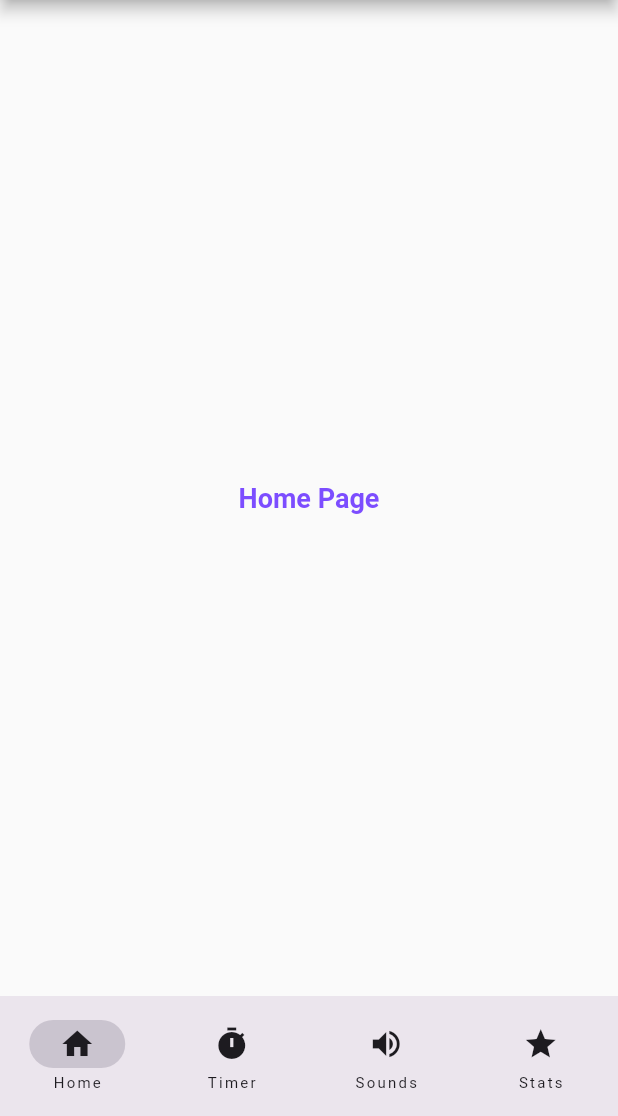
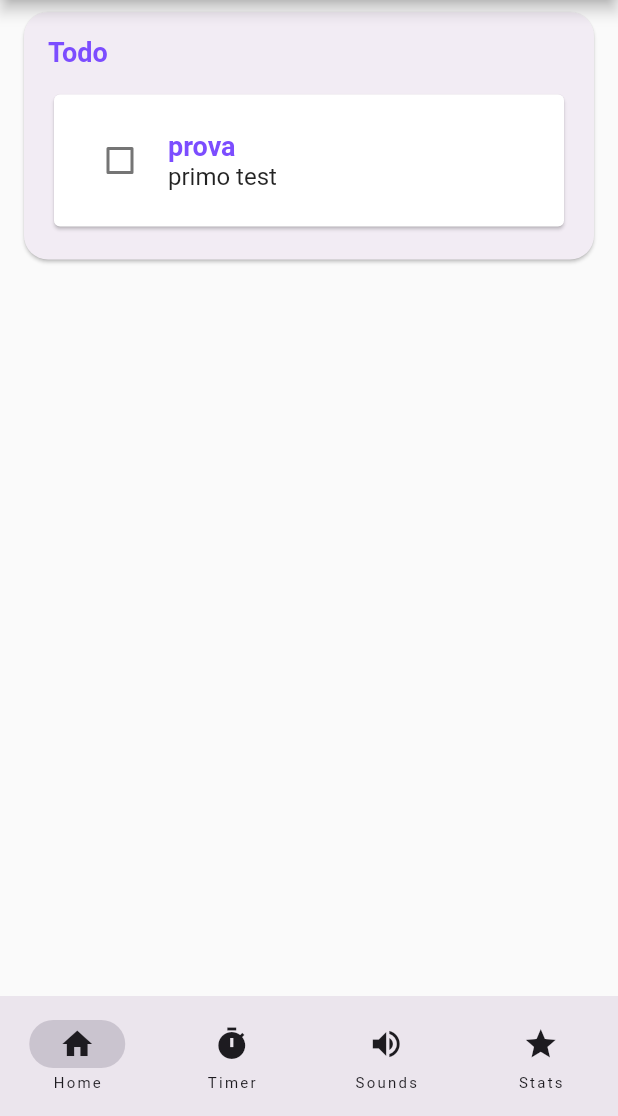
Before and after one commit to Asciugano/focus_buddy, a Flutter app: the WidgetTree screen opened directly, on a phone screen of 412 x 824 dp, the part 120-1236 px from its top. Run offline on Flutter 3.47's test engine with Material 3 defaults, Android fonts, the phone set to English and light mode, and no system bars; our stand-ins replace just_audio, lottie, percent_indicator, shared_preferences, vibration; accounts and stored records are empty.

Commit message:
aggiunti i todo e iniziato a popolare la homePage
todo ancora da finire

```diff
--- /dev/null
+++ b/lib/data/classes/todo.dart
@@ -0,0 +1,27 @@
+class Todo {
+  String title;
+  String description;
+  bool? isCompleted = false;
+
+  Todo({
+    required String this.title,
+    required this.description,
+    this.isCompleted,
+  });
+
+  Map<String, dynamic> toJson() {
+    return {
+      'title': title,
+      'description': description,
+      'isCompleted': isCompleted,
+    };
+  }
+
+  factory Todo.fromJson(Map<String, dynamic> json) {
+    return Todo(
+      title: json['title'],
+      description: json['title'],
+      isCompleted: json['isCompleted'],
+    );
+  }
+}
--- a/lib/data/constaints.dart
+++ b/lib/data/constaints.dart
@@ -24,6 +24,18 @@ class KTextStyle {
     fontWeight: FontWeight.bold,
   );
 
+  static TextStyle todoTitleText([Color? color, bool? isCompleted]) => TextStyle(
+    color: color ?? Colors.deepPurpleAccent,
+    decoration: isCompleted != null ? isCompleted ? TextDecoration.lineThrough : null : null,
+    fontSize: 18,
+    fontWeight: FontWeight.bold,
+  );
+
+  static TextStyle todoDescriptionText([bool? isCompleted]) => TextStyle(
+    decoration: isCompleted != null ? isCompleted ? TextDecoration.lineThrough : null : null,
+    fontSize: 16,
+  );
+
   static TextStyle descriptionText() => TextStyle(
     fontSize: 16,
   );
--- a/lib/data/notifiers.dart
+++ b/lib/data/notifiers.dart
@@ -1,5 +1,9 @@
 import 'package:flutter/material.dart';
+import 'package:focus_buddy/data/classes/todo.dart';
 
 ValueNotifier<int> currentPageNotifier = ValueNotifier(0);
 ValueNotifier<double> totalTimeNotifier = ValueNotifier(100);
 ValueNotifier<double> timeElapsedNotifier = ValueNotifier(0);
+ValueNotifier<List<Todo>> todoListNotifier = ValueNotifier([
+  Todo(title: 'prova', description: 'primo test', isCompleted: false),
+]);
--- a/lib/views/pages/home_page.dart
+++ b/lib/views/pages/home_page.dart
@@ -1,5 +1,8 @@
 import 'package:flutter/material.dart';
 import 'package:focus_buddy/data/constaints.dart';
+import 'package:focus_buddy/data/notifiers.dart';
+import 'package:focus_buddy/views/widgets/section_widget.dart';
+import 'package:focus_buddy/views/widgets/todo_widget.dart';
 
 class HomePage extends StatefulWidget {
   const HomePage({super.key});
@@ -11,6 +14,15 @@ class HomePage extends StatefulWidget {
 class _HomePageState extends State<HomePage> {
   @override
   Widget build(BuildContext context) {
-    return Center(child: Text('Home Page', style: KTextStyle.titleText()));
+    return ValueListenableBuilder(
+      valueListenable: todoListNotifier,
+      builder: (context, todoList, _) {
+        return Column(
+          children: [
+            SectionWidget(title: 'Todo'),
+          ],
+        );
+      },
+    );
   }
 }
--- /dev/null
+++ b/lib/views/widgets/section_widget.dart
@@ -0,0 +1,32 @@
+import 'package:flutter/material.dart';
+import 'package:focus_buddy/data/constaints.dart';
+import 'package:focus_buddy/data/notifiers.dart';
+import 'package:focus_buddy/views/widgets/todo_widget.dart';
+
+class SectionWidget extends StatelessWidget {
+  const SectionWidget({super.key, required this.title});
+
+  final String title;
+
+  @override
+  Widget build(BuildContext context) {
+    return ValueListenableBuilder(valueListenable: todoListNotifier, builder: (context, todoList, _) {
+      return Card(
+        color: Theme.of(context).colorScheme.surfaceContainer,
+        shape: RoundedRectangleBorder(borderRadius: BorderRadius.circular(16)),
+        margin: const EdgeInsets.symmetric(horizontal: 16, vertical: 8),
+        child: Padding(
+          padding: const EdgeInsets.all(16),
+          child: Column(
+            crossAxisAlignment: CrossAxisAlignment.start,
+            children: [
+              Text(title, style: KTextStyle.titleText()),
+              const SizedBox(height: 12),
+              ...todoList.map((todo) => TodoWidget(todo: todo)),
+            ],
+          ),
+        ),
+      );
+    });
+  }
+}
--- /dev/null
+++ b/lib/views/widgets/todo_widget.dart
@@ -0,0 +1,68 @@
+import 'package:flutter/material.dart';
+import 'package:focus_buddy/data/classes/todo.dart';
+import 'package:focus_buddy/data/constaints.dart';
+
+class TodoWidget extends StatefulWidget {
+  const TodoWidget({super.key, required this.todo});
+
+  final Todo todo;
+
+  @override
+  State<TodoWidget> createState() => _TodoWidgetState();
+}
+
+class _TodoWidgetState extends State<TodoWidget> {
+  @override
+  Widget build(BuildContext context) {
+    return Dismissible(
+      key: Key('item'),
+      onDismissed: (direction) => print('delete todo'),
+      direction: DismissDirection.startToEnd,
+      background: ClipRRect(
+        borderRadius: BorderRadius.circular(15),
+        child: Container(
+          color: Colors.red,
+          alignment: Alignment.centerRight,
+          child: ListTile(leading: Icon(Icons.delete), title: Text('Elimina')),
+        ),
+      ),
+      child: Container(
+        padding: EdgeInsets.symmetric(vertical: 2),
+        width: double.infinity,
+        child: Card(
+          child: Padding(
+            padding: const EdgeInsets.all(20),
+            child: Row(
+              children: [
+                Checkbox(
+                  value: widget.todo.isCompleted,
+                  onChanged: (value) =>
+                      setState(() => widget.todo.isCompleted = value),
+                ),
+                SizedBox(width: 8),
+                Expanded(
+                  child: Column(
+                    crossAxisAlignment: CrossAxisAlignment.start,
+                    children: [
+                      Text(
+                        widget.todo.title,
+                        style: KTextStyle.todoTitleText(
+                          null,
+                          widget.todo.isCompleted,
+                        ),
+                      ),
+                      Text(
+                        widget.todo.description,
+                        style: KTextStyle.todoDescriptionText(widget.todo.isCompleted),
+                      ),
+                    ],
+                  ),
+                ),
+              ],
+            ),
+          ),
+        ),
+      ),
+    );
+  }
+}
```
